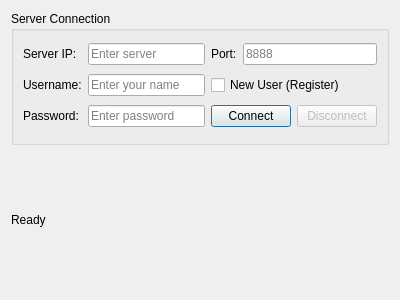
Before: the Qt Designer form ui/loginWindow/loginDlg.ui in gujial/voicePhone, drawn with Qt 5.
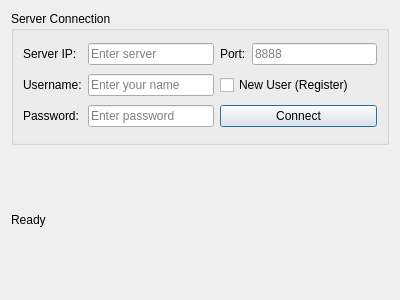
After: the same form once the commit is applied.

Commit message: feat: 使登录对话框可用

```diff
--- a/ui/loginWindow/loginDlg.ui
+++ b/ui/loginWindow/loginDlg.ui
@@ -26,34 +26,6 @@
       <string>Server Connection</string>
      </property>
      <layout class="QGridLayout" name="gridLayout">
-      <item row="2" column="2" colspan="2">
-       <layout class="QHBoxLayout" name="horizontalLayout">
-        <item>
-         <widget class="QPushButton" name="connectButton">
-          <property name="text">
-           <string>Connect</string>
-          </property>
-         </widget>
-        </item>
-        <item>
-         <widget class="QPushButton" name="disconnectButton">
-          <property name="enabled">
-           <bool>false</bool>
-          </property>
-          <property name="text">
-           <string>Disconnect</string>
-          </property>
-         </widget>
-        </item>
-       </layout>
-      </item>
-      <item row="0" column="3">
-       <widget class="QLineEdit" name="serverPortEdit">
-        <property name="placeholderText">
-         <string>8888</string>
-        </property>
-       </widget>
-      </item>
       <item row="0" column="1">
        <widget class="QLineEdit" name="serverIpEdit">
         <property name="placeholderText">
@@ -61,20 +33,17 @@
         </property>
        </widget>
       </item>
-      <item row="2" column="1">
-       <widget class="QLineEdit" name="passwordEdit">
-        <property name="echoMode">
-         <enum>QLineEdit::EchoMode::Password</enum>
-        </property>
-        <property name="placeholderText">
-         <string>Enter password</string>
+      <item row="3" column="0">
+       <widget class="QLabel" name="passwordLabel">
+        <property name="text">
+         <string>Password:</string>
         </property>
        </widget>
       </item>
-      <item row="1" column="2" colspan="2">
-       <widget class="QCheckBox" name="registerCheckbox">
+      <item row="1" column="0">
+       <widget class="QLabel" name="usernameLabel">
         <property name="text">
-         <string>New User (Register)</string>
+         <string>Username:</string>
         </property>
        </widget>
       </item>
@@ -92,13 +61,6 @@
         </property>
        </widget>
       </item>
-      <item row="2" column="0">
-       <widget class="QLabel" name="passwordLabel">
-        <property name="text">
-         <string>Password:</string>
-        </property>
-       </widget>
-      </item>
       <item row="0" column="2">
        <widget class="QLabel" name="portLabel">
         <property name="text">
@@ -106,10 +68,38 @@
         </property>
        </widget>
       </item>
-      <item row="1" column="0">
-       <widget class="QLabel" name="usernameLabel">
+      <item row="3" column="2" colspan="2">
+       <layout class="QHBoxLayout" name="horizontalLayout">
+        <item>
+         <widget class="QPushButton" name="connectButton">
+          <property name="text">
+           <string>Connect</string>
+          </property>
+         </widget>
+        </item>
+       </layout>
+      </item>
+      <item row="3" column="1">
+       <widget class="QLineEdit" name="passwordEdit">
+        <property name="echoMode">
+         <enum>QLineEdit::EchoMode::Password</enum>
+        </property>
+        <property name="placeholderText">
+         <string>Enter password</string>
+        </property>
+       </widget>
+      </item>
+      <item row="0" column="3">
+       <widget class="QLineEdit" name="serverPortEdit">
+        <property name="placeholderText">
+         <string>8888</string>
+        </property>
+       </widget>
+      </item>
+      <item row="1" column="2" colspan="2">
+       <widget class="QCheckBox" name="registerCheckbox">
         <property name="text">
-         <string>Username:</string>
+         <string>New User (Register)</string>
         </property>
        </widget>
       </item>
```
The commit also changes 5 other files.
